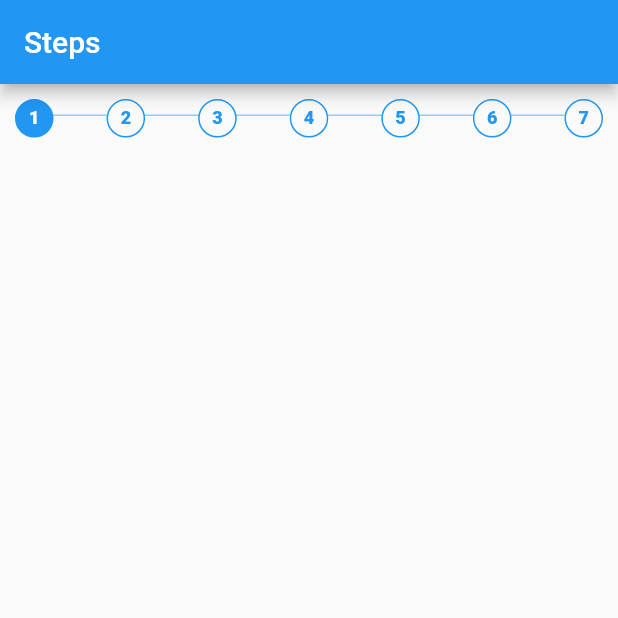
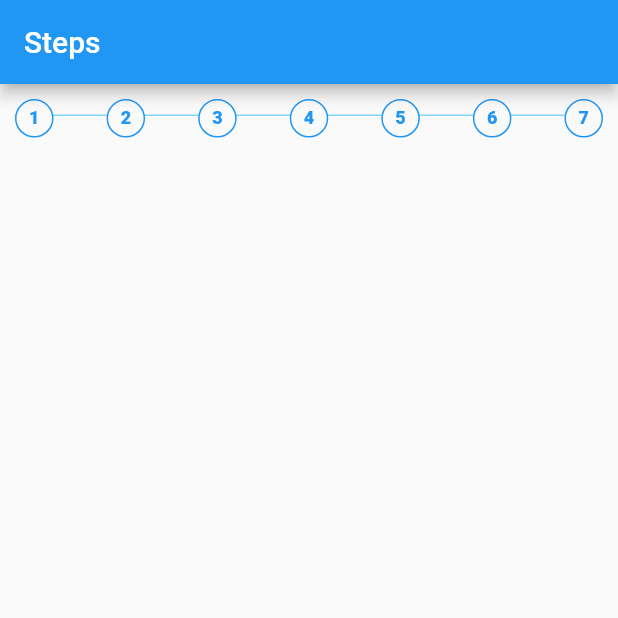
Before and after one commit to mukhtarfauzi/custom_stepper, a Flutter app: the screen it shows after launch, on a phone screen of 412 x 824 dp, the top half of it. Run offline on Flutter 3.47's test engine with Material 2 defaults, Android fonts, the phone set to English and light mode, and no system bars.

Commit message:
change isactive approach

```diff
--- a/example/lib/main.dart
+++ b/example/lib/main.dart
@@ -24,27 +24,24 @@ class Home extends StatelessWidget {
           path: Path(color: Colors.lightBlue.shade200, width: 1.0),
           steps: const [
             StepCircle(
-              0,
               label: '1',
             ),
             StepCircle(
-              1,
               label: '2',
             ),
             StepCircle(
-              2,
               label: '3',
-            ),StepCircle(
-              3,
+            ),
+            StepCircle(
               label: '4',
-            ),StepCircle(
-              4,
+            ),
+            StepCircle(
               label: '5',
-            ),StepCircle(
-              5,
+            ),
+            StepCircle(
               label: '6',
-            ),StepCircle(
-              6,
+            ),
+            StepCircle(
               label: '7',
             ),
           ],
--- a/lib/custom_stepper.dart
+++ b/lib/custom_stepper.dart
@@ -7,13 +7,10 @@ class _StepInherited extends InheritedWidget {
     Key? key,
     required Widget child,
     required this.size,
-    required this.direction,
-    this.currentStep = 0,
-  }) : super(key: key, child: child);
+    required this.direction,  }) : super(key: key, child: child);
 
   final double size;
   final Axis direction;
-  final int currentStep;
 
   static _StepInherited? of(BuildContext context) {
     return context.dependOnInheritedWidgetOfExactType<_StepInherited>();
@@ -26,7 +23,6 @@ class _StepInherited extends InheritedWidget {
 }
 
 class StepCircle extends StatelessWidget {
-  final int stepValue;
   final Color? color;
   final Color? activeColor;
   final Color? outlineColor;
@@ -34,24 +30,26 @@ class StepCircle extends StatelessWidget {
   final Color? inactiveBackgroundColor;
   final String label;
   final Widget? content;
+  final bool isActive;
 
-  const StepCircle(this.stepValue,
-      {Key? key,
+  const StepCircle({
+    Key? key,
     this.color,
     this.activeColor,
     this.outlineColor,
     this.activeBackgroundColor,
     this.inactiveBackgroundColor,
     required this.label,
-      this.content})
-      : super(key: key);
+    this.content,
+    this.isActive = false,
+  }) : super(key: key);
 
   @override
   Widget build(BuildContext context) {
     final inheritance = _StepInherited.of(context);
     final _color = color ?? Theme.of(context).colorScheme.primary;
-    final _activeColor = activeColor ?? Theme.of(context).scaffoldBackgroundColor;
-    final _isActive = inheritance?.currentStep == stepValue;
+    final _activeColor =
+        activeColor ?? Theme.of(context).scaffoldBackgroundColor;
     final _size = inheritance?.size ?? 15;
     final _direction = inheritance?.direction ?? Axis.horizontal;
     final _backgroundColor =
@@ -69,7 +67,7 @@ class StepCircle extends StatelessWidget {
             child: Text(
               label,
               style: TextStyle(
-                color: _isActive ? _activeColor : _color,
+                color: isActive ? _activeColor : _color,
                 fontSize: _size,
                 fontWeight: FontWeight.w900,
               ),
@@ -80,10 +78,10 @@ class StepCircle extends StatelessWidget {
           alignment: Alignment.center,
           decoration: BoxDecoration(
             border: Border.all(
-                color: _isActive ? _activeBackgroundColor : _backgroundColor,
+                color: isActive ? _activeBackgroundColor : _backgroundColor,
                 width: 1),
             color:
-                _isActive ? _activeBackgroundColor : _inactiveBackgroundColor,
+            isActive ? _activeBackgroundColor : _inactiveBackgroundColor,
             borderRadius: BorderRadius.circular(_size * 2.14),
           ),
         ),
@@ -118,10 +116,8 @@ class CustomStepper extends StatelessWidget {
   final double size;
   final Path path;
   final bool scrollable;
-  final int currentStep;
   const CustomStepper({
     Key? key,
-    this.currentStep = 0,
     // TODO: For now only available in this [Axis.horizontal] direction
     this.direction = Axis.horizontal,
     required this.steps,
@@ -135,7 +131,6 @@ class CustomStepper extends StatelessWidget {
     return _StepInherited(
       size: size,
       direction: direction,
-      currentStep: currentStep,
       child: scrollable
           ? ListView.builder(
               scrollDirection: direction,
```
Lines whose indentation alone changed are shown as unchanged.
